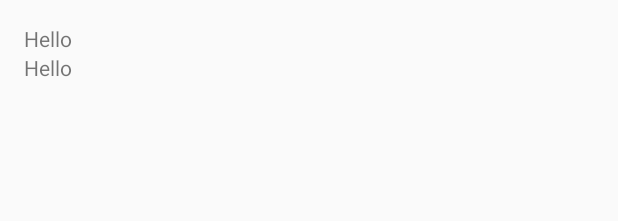
After one commit to chebad/SimpleDictionary, an Android app: the layout list_item.xml on its own in the app's theme, with its tools: preview values and no code run, on a phone screen of 412 x 824 dp. The commit adds this screen. Shown: the top 221 px of the screen. Run offline under Robolectric (Android 15) with nearby library versions, the phone set to English and light mode, and no system bars.

Commit message:
New commit

```diff
--- a/app/build.gradle
+++ b/app/build.gradle
@@ -2,7 +2,7 @@ apply plugin: 'com.android.application'
 
 android {
     compileSdkVersion 23
-    buildToolsVersion "23.0.2"
+    buildToolsVersion '25.0.0'
 
     defaultConfig {
         applicationId "com.example.android.miwok"
--- /dev/null
+++ b/app/src/main/res/layout/list_item.xml
@@ -0,0 +1,20 @@
+<?xml version="1.0" encoding="utf-8"?>
+<LinearLayout xmlns:android="http://schemas.android.com/apk/res/android"
+    xmlns:tools="http://schemas.android.com/tools"
+    android:layout_width="match_parent"
+    android:layout_height="match_parent"
+    android:orientation="vertical"
+    android:padding="16dp">
+
+    <TextView
+        android:id="@+id/text_view_1"
+        android:layout_width="wrap_content"
+        android:layout_height="wrap_content"
+        tools:text="Hello" />
+
+    <TextView
+        android:id="@+id/text_view_2"
+        android:layout_width="wrap_content"
+        android:layout_height="wrap_content"
+        tools:text="Hello" />
+</LinearLayout>
--- a/build.gradle
+++ b/build.gradle
@@ -5,7 +5,7 @@ buildscript {
         jcenter()
     }
     dependencies {
-        classpath 'com.android.tools.build:gradle:2.2.3'
+        classpath 'com.android.tools.build:gradle:2.3.0'
 
         // NOTE: Do not place your application dependencies here; they belong
         // in the individual module build.gradle files
```
Also changed, not shown: app/src/main/java/com/example/android/miwok/NumbersActivity.java (+85 -0 lines), app/src/main/java/com/example/android/miwok/Word.java (added, +42 -0 lines), app/src/main/res/layout/activity_numbers.xml (+4 -5 lines), gradle/wrapper/gradle-wrapper.properties.
